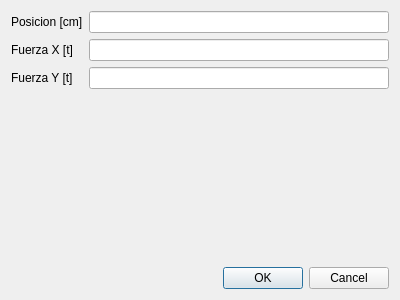
Above: mkstools/dialogs/dlgcargapuntual.ui from diegowald/mkstools before the change. Below: the same form after it.
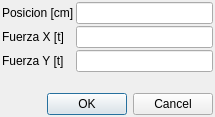
That is the form after the change.

Patch:
```diff
--- a/mkstools/dialogs/dlgcargapuntual.ui
+++ b/mkstools/dialogs/dlgcargapuntual.ui
@@ -6,16 +6,37 @@
    <rect>
     <x>0</x>
     <y>0</y>
-    <width>400</width>
-    <height>300</height>
+    <width>215</width>
+    <height>117</height>
    </rect>
   </property>
   <property name="windowTitle">
    <string>Carga Puntual</string>
   </property>
   <layout class="QVBoxLayout" name="verticalLayout">
+   <property name="spacing">
+    <number>2</number>
+   </property>
+   <property name="leftMargin">
+    <number>2</number>
+   </property>
+   <property name="topMargin">
+    <number>2</number>
+   </property>
+   <property name="rightMargin">
+    <number>2</number>
+   </property>
+   <property name="bottomMargin">
+    <number>2</number>
+   </property>
    <item>
     <layout class="QFormLayout" name="formLayout">
+     <property name="horizontalSpacing">
+      <number>2</number>
+     </property>
+     <property name="verticalSpacing">
+      <number>2</number>
+     </property>
      <item row="0" column="0">
       <widget class="QLabel" name="label">
        <property name="text">
```
